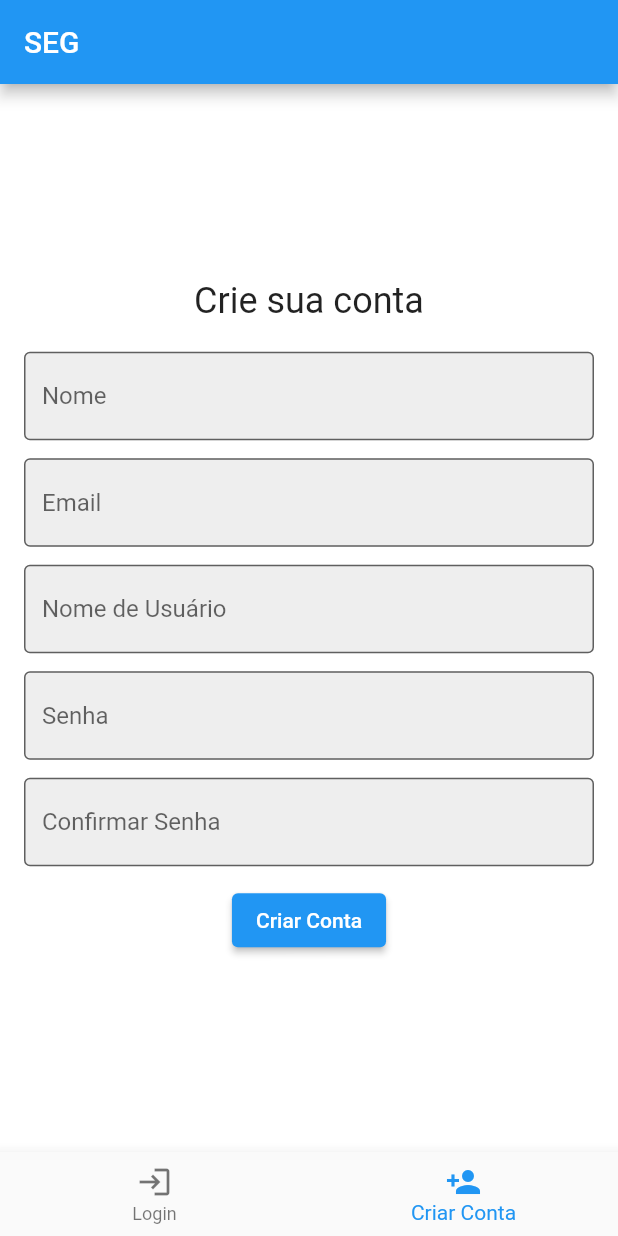
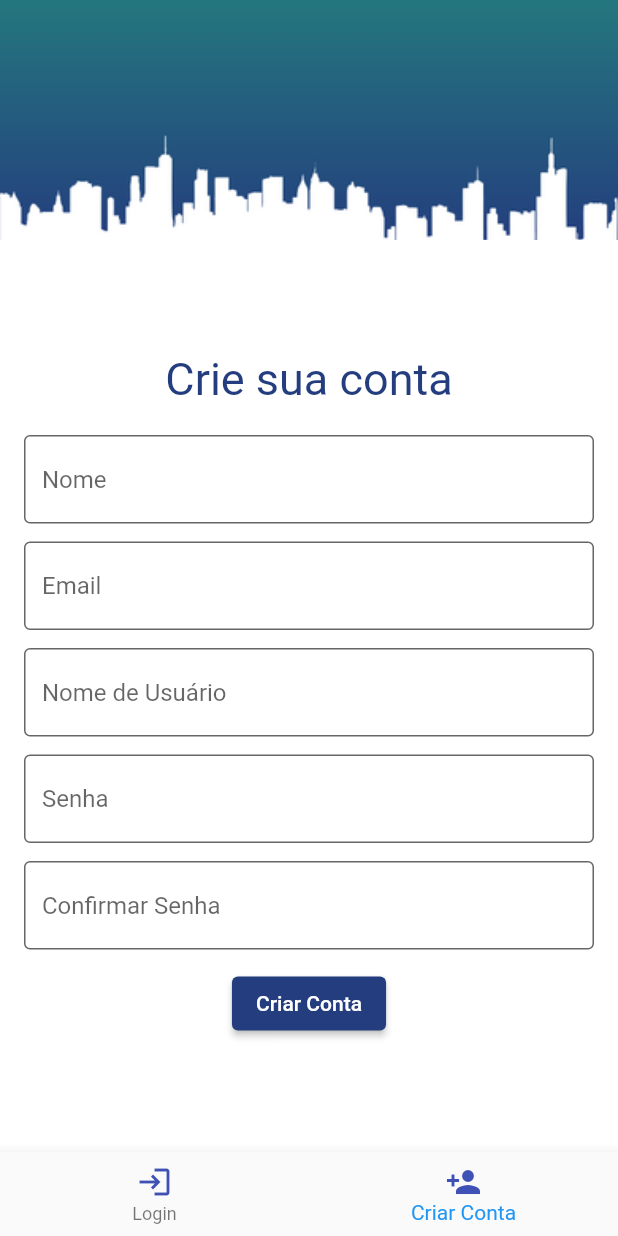
Before and after one commit to GustavoBarroso/seg, a Flutter app: the screen it shows after launch, item 2 of the bottom bar chosen, on a phone screen of 412 x 824 dp. Run offline on Flutter 3.47's test engine with Material 2 defaults, Android fonts, the phone set to English and light mode, and no system bars.

Commit message:
Ajuste na tela de cadastro

```diff
--- a/lib/main.dart
+++ b/lib/main.dart
@@ -1,5 +1,4 @@
 import 'package:flutter/material.dart';
-
 
 void main() {
   runApp(LoginApp());
@@ -28,7 +27,6 @@ class _TabNavigatorState extends State<TabNavigator> {
   @override
   Widget build(BuildContext context) {
     return Scaffold(
-      appBar: AppBar(title: Text('SEG'), backgroundColor: Colors.blue),
       body: _screens[_currentIndex],
       bottomNavigationBar: BottomNavigationBar(
         currentIndex: _currentIndex,
@@ -38,9 +36,9 @@ class _TabNavigatorState extends State<TabNavigator> {
           });
         },
         items: [
-          BottomNavigationBarItem(icon: Icon(Icons.login), label: 'Login'),
+          BottomNavigationBarItem(icon: Icon(Icons.login, color: Colors.indigo),label: 'Login'),
           BottomNavigationBarItem(
-              icon: Icon(Icons.person_add), label: 'Criar Conta'),
+              icon: Icon(Icons.person_add, color: Colors.indigo), label: 'Criar Conta'),
         ],
       ),
     );
@@ -49,6 +47,7 @@ class _TabNavigatorState extends State<TabNavigator> {
 
 class LoginScreen extends StatelessWidget {
   Color corPrincipal = Color(0xFF243D7E);
+
   @override
   Widget build(BuildContext context) {
     return Scaffold(
@@ -117,7 +116,6 @@ class LoginScreen extends StatelessWidget {
   }
 }
 
-
 class SignupScreen extends StatefulWidget {
   @override
   _SignupScreenState createState() => _SignupScreenState();
@@ -151,9 +149,24 @@ class _SignupScreenState extends State<SignupScreen> {
     }
   }
 
+  Color corPrincipal = Color(0xFF243D7E);
+
   @override
   Widget build(BuildContext context) {
-    return Container(
+    return Scaffold(
+      appBar: AppBar(
+        toolbarHeight: 160,
+        elevation: 0.0,
+        flexibleSpace: Container(
+          decoration: BoxDecoration(
+            image: DecorationImage(
+              image: AssetImage('assets/background1.png'),
+              fit: BoxFit.cover,
+            ),
+          ),
+        ),
+      ),
+      body: Container(
         color: Colors.white,
         child: Center(
           child: SingleChildScrollView(
@@ -163,7 +176,8 @@ class _SignupScreenState extends State<SignupScreen> {
                 Text(
                   'Crie sua conta',
                   style: TextStyle(
-                  fontSize: 24.0,
+                    fontSize: 30.0,
+                    color: corPrincipal,
                   ),
                 ),
                 SizedBox(height: 20.0),
@@ -174,7 +188,7 @@ class _SignupScreenState extends State<SignupScreen> {
                     decoration: InputDecoration(
                       hintText: 'Nome',
                       filled: true,
-                    fillColor: Colors.grey[200],
+                      fillColor: Colors.white,
                       border: OutlineInputBorder(),
                     ),
                   ),
@@ -187,7 +201,7 @@ class _SignupScreenState extends State<SignupScreen> {
                     decoration: InputDecoration(
                       hintText: 'Email',
                       filled: true,
-                    fillColor: Colors.grey[200],
+                      fillColor: Colors.white,
                       border: OutlineInputBorder(),
                     ),
                   ),
@@ -200,7 +214,7 @@ class _SignupScreenState extends State<SignupScreen> {
                     decoration: InputDecoration(
                       hintText: 'Nome de Usuário',
                       filled: true,
-                    fillColor: Colors.grey[200],
+                      fillColor: Colors.white,
                       border: OutlineInputBorder(),
                     ),
                   ),
@@ -214,7 +228,7 @@ class _SignupScreenState extends State<SignupScreen> {
                     decoration: InputDecoration(
                       hintText: 'Senha',
                       filled: true,
-                    fillColor: Colors.grey[200],
+                      fillColor: Colors.white,
                       border: OutlineInputBorder(),
                     ),
                     obscureText: true,
@@ -229,7 +243,7 @@ class _SignupScreenState extends State<SignupScreen> {
                     decoration: InputDecoration(
                       hintText: 'Confirmar Senha',
                       filled: true,
-                    fillColor: Colors.grey[200],
+                      fillColor: Colors.white,
                       border: OutlineInputBorder(),
                       errorText:
                           !_passwordsMatch ? 'As senhas não coincidem' : null,
@@ -242,7 +256,7 @@ class _SignupScreenState extends State<SignupScreen> {
                   onPressed: _createAccount,
                   child: Text('Criar Conta'),
                   style: ElevatedButton.styleFrom(
-                  primary: Colors.blue,
+                    primary: corPrincipal,
                     onPrimary: Colors.white,
                   ),
                 ),
@@ -250,6 +264,7 @@ class _SignupScreenState extends State<SignupScreen> {
             ),
           ),
         ),
+      ),
     );
   }
 }
```
Also changed, not shown: 1 other file. Lines whose indentation alone changed are shown as unchanged.
